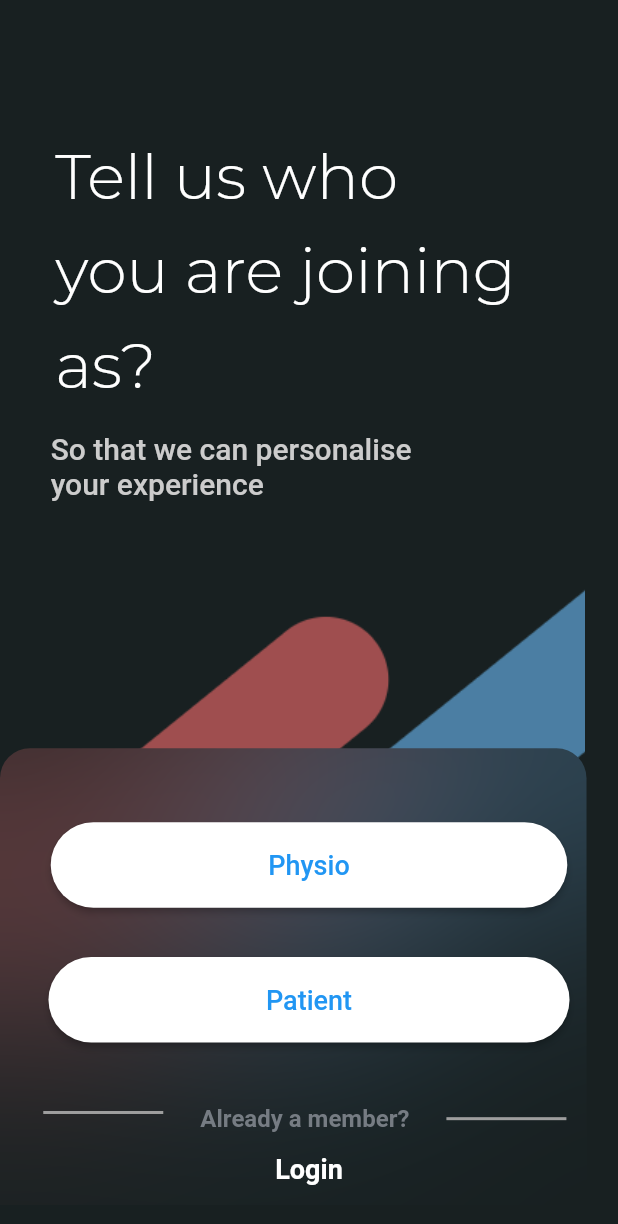
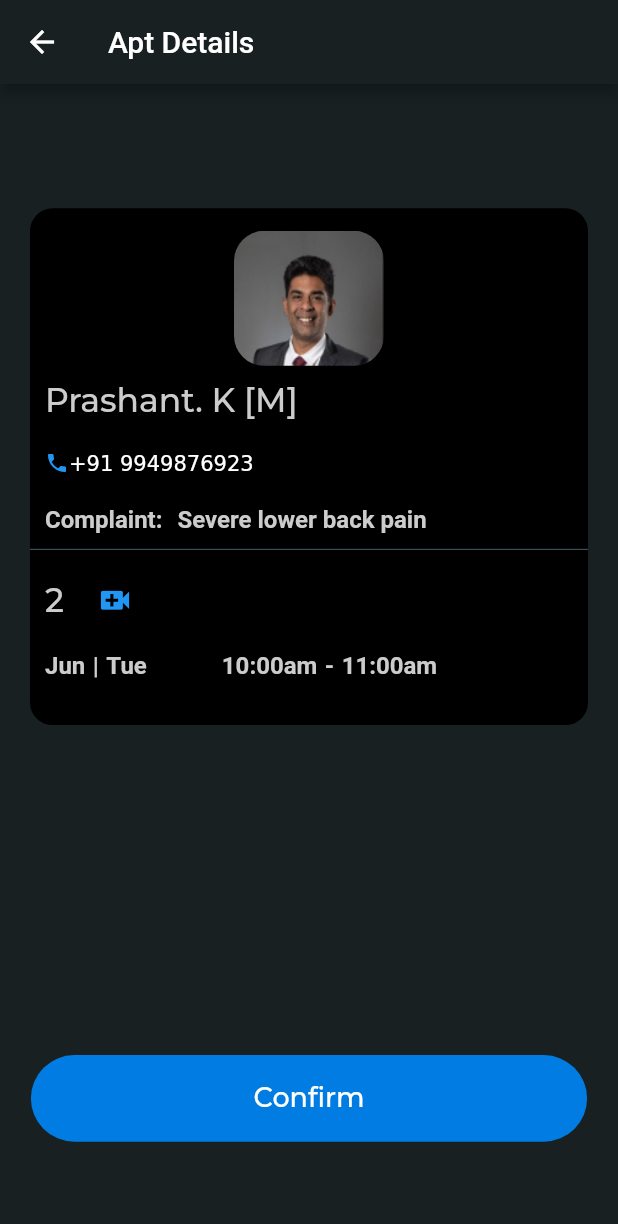
Before and after one commit to satyamvaidhyamegha/ProphysioApp, a Flutter app: the screen it shows after launch, on a phone screen of 412 x 824 dp. Shown: the top 1224 px of the screen. Run offline on Flutter 3.47's test engine with Material 2 defaults, Android fonts, the phone set to English and light mode, and no system bars; drawn by our look-alikes of blurrycontainer; our stand-ins replace flutter_easyloading, flutter_otp_text_field, flutter_spinkit, image_picker, percent_indicator, shared_preferences; Roboto replaces fonts that are missing (Mulish); project files that could hold a hidden picture were left out.

Commit message:
Report screen 8 completed

```diff
--- a/physio/lib/constants/string.dart
+++ b/physio/lib/constants/string.dart
@@ -222,6 +222,7 @@ class ImagePath {
   static const ASSES_SUGGESTED_IMAGE3 = "assets/Group 74761.png";
   static const ROUTINE_UP_NEXT_IMAGE = "assets/Mask Group 135@2x.png";
   static const AUTH_SCREEN = "assets/Group 74772.png";
+  static const DOCTOR_IMAGE = "assets/DoctorImage.png";
 
   static const PATRN = "assets/Group 74744.png";
 
--- a/physio/lib/main.dart
+++ b/physio/lib/main.dart
@@ -3,7 +3,7 @@ import 'package:flutter/material.dart';
 import 'package:flutter/services.dart';
 import 'package:physio/constants/colors.dart';
 import 'package:flutter_easyloading/flutter_easyloading.dart';
-import 'package:physio/screens/Reports/placeholder_screen.dart';
+import 'package:physio/screens/Reports/report_screen8.dart';
 import 'package:physio/screens/onboarding/auth_screen3.dart';
 import 'package:physio/screens/onboarding/otp_verification.dart';
 import 'package:physio/screens/onboarding/signup_screen1.dart';
@@ -36,7 +36,7 @@ class MyApp extends StatelessWidget {
               const TextSelectionThemeData(cursorColor: Colors.white)),
       title: 'Pro Physio',
       debugShowCheckedModeBanner: false,
-      initialRoute: '/splash',
+      initialRoute: '/reportScreen8',
       builder: EasyLoading.init(),
       routes: {
         '/splash': (BuildContext context) => const SplashPage(),
@@ -48,6 +48,7 @@ class MyApp extends StatelessWidget {
         '/authPage3': (BuildContext context) => const AuthPage3(),
         '/signupScreen1': (BuildContext context) => const SignupScreen1(),
         '/signupScreen2': (BuildContext context) => const SignupScreen2(),
+        '/reportScreen8': (BuildContext context) => const ReportScreen8(),
       },
     );
   }
--- /dev/null
+++ b/physio/lib/screens/Reports/report_screen8.dart
@@ -0,0 +1,215 @@
+
+import 'package:flutter/cupertino.dart';
+import 'package:flutter/material.dart';
+import 'package:physio/BaseWidget/text.dart';
+import 'package:physio/constants/text_constants.dart';
+import 'package:physio/screens/onboarding/auth_screen3.dart';
+import '../../constants/colors.dart';
+import '../onboarding/signup_screen2.dart';
+
+class ReportScreen8 extends StatefulWidget {
+  const ReportScreen8({Key? key}) : super(key: key);
+
+  @override
+  State<StatefulWidget> createState() {
+    return _ReportScreen8PageState();
+  }
+}
+
+class _ReportScreen8PageState extends State<ReportScreen8> {
+  var windowWidth;
+  var windowHeight;
+
+  @override
+  Widget build(BuildContext context) {
+    windowWidth = MediaQuery.of(context).size.width;
+    windowHeight = MediaQuery.of(context).size.height;
+    return Scaffold(
+      resizeToAvoidBottomInset: false,
+      body: initScreen(context),
+    );
+  }
+
+  initScreen(BuildContext context) {
+    return Scaffold(
+        backgroundColor: Colors.transparent,
+        appBar: AppBar(
+          backgroundColor: AppColors.signupBackground,
+          title: const Text("Apt Details"),
+          leading: IconButton(
+            icon: Icon(Icons.arrow_back),
+            onPressed: () => Navigator.pushReplacement(
+              context,
+              MaterialPageRoute(builder: (context) => const AuthPage3()),
+            ),
+          ),
+        ),
+        body: Container(
+            height: double.maxFinite,
+            width: double.maxFinite,
+            color: AppColors.signupBackground,
+            child: Center(
+                child: SingleChildScrollView(
+                    child: Column(
+              children: [
+                Container(
+                  width: double.maxFinite,
+                  margin: EdgeInsets.only(top: 30, right: 20, left: 20),
+                  decoration: BoxDecoration(
+                      color: Colors.black,
+                      borderRadius: BorderRadius.circular(15)),
+                  child: Column(
+                    children: [
+                      Container(
+                          margin: EdgeInsets.only(top: 15),
+                          height: 90,
+                          width: 100,
+                          decoration: BoxDecoration(
+                              borderRadius: BorderRadius.circular(20),
+                              image: const DecorationImage(
+                                image: AssetImage("assets/DoctorImage.png"),
+                                fit: BoxFit.fill,
+                              ))),
+
+                      Container(
+                        width: double.maxFinite,
+                        padding: EdgeInsets.all(10),
+                        child: getText(
+                            text: "Prashant. K [M]",
+                            textStyle: headingTextStyle),
+                      ),
+                      // Container(
+                      //   margin: EdgeInsets.only(left: 10),
+                      //   child: getText(
+                      //       text: "[M]",
+                      //       textStyle: headingTextStyle
+                      //   ),
+                      // ),
+                      Container(
+                        width: double.maxFinite,
+                        padding: EdgeInsets.all(10),
+                        child: RichText(
+                          text: const TextSpan(
+                            children: [
+                              WidgetSpan(
+                                child: Icon(Icons.phone,
+                                    size: 16, color: Colors.blue),
+                              ),
+                              TextSpan(
+                                text: "+91 9949876923",
+                              ),
+                            ],
+                          ),
+                        ),
+                      ),
+
+                      Container(
+                        width: double.maxFinite,
+                        padding: EdgeInsets.all(10),
+                        child: Row(
+                          children: [
+                            Container(
+                              child: getText(
+                                  text: "Complaint:", textStyle: headertext),
+                            ),
+                            Container(
+                              padding: EdgeInsets.only(left: 10),
+                              child: getText(
+                                  text: "Severe lower back pain ",
+                                  textStyle: headertext),
+                            )
+                          ],
+                        ),
+                      ),
+
+                      Container(
+                        margin: EdgeInsets.only(bottom: 10),
+                        height: 0.5,
+                        color: Colors.blueGrey,
+                      ),
+
+                      Container(
+                        width: double.maxFinite,
+                        child: Row(
+                          children: [
+                            Container(
+                              padding: EdgeInsets.all(10),
+                              child: getText(
+                                  text: "2", textStyle: headingTextStyle),
+                            ),
+                            IconButton(
+                                onPressed: () {},
+                                icon: const Icon(Icons.video_call,
+                                    size: 25, color: Colors.blue)),
+                          ],
+                        ),
+                      ),
+
+                      Container(
+                        margin: EdgeInsets.only(bottom: 20),
+                        child: Row(
+                          children: [
+                            Container(
+                              padding: const EdgeInsets.only(
+                                  left: 10, right: 5, top: 10, bottom: 10),
+                              child:
+                                  getText(text: "Jun", textStyle: headertext),
+                            ),
+                            Container(
+                              child: getText(text: "|", textStyle: headertext),
+                            ),
+                            Container(
+                              padding: const EdgeInsets.only(
+                                  left: 5, right: 10, top: 10, bottom: 10),
+                              child:
+                                  getText(text: "Tue", textStyle: headertext),
+                            ),
+                            Container(
+                              margin: const EdgeInsets.only(left: 40),
+                              padding: const EdgeInsets.only(
+                                  right: 5, top: 10, bottom: 10),
+                              child: getText(
+                                  text: "10:00am", textStyle: headertext),
+                            ),
+                            Container(
+                              child: getText(text: "-", textStyle: headertext),
+                            ),
+                            Container(
+                              padding: const EdgeInsets.only(
+                                  left: 5, right: 10, top: 10, bottom: 10),
+                              child: getText(
+                                  text: "11:00am", textStyle: headertext),
+                            ),
+                          ],
+                        ),
+                      ),
+                    ],
+                  ),
+                ),
+                Container(
+                  margin: const EdgeInsets.only(top: 220, bottom: 10),
+                  alignment: Alignment.bottomCenter,
+                  width: MediaQuery.of(context).size.width * 0.9,
+                  height: MediaQuery.of(context).size.height * 0.07,
+                  decoration: BoxDecoration(
+                      borderRadius: BorderRadius.circular(30),
+                      color: AppColors.buttonColor),
+                  child: GestureDetector(
+                    onTap: () {
+                      Navigator.pushReplacement(
+                          context,
+                          MaterialPageRoute(
+                              builder: (context) => SignupScreen2()));
+                    },
+                    child: Center(
+                      child: getText(
+                          textAlign: TextAlign.center,
+                          text: "Confirm",
+                          textStyle: buttonTextStyle),
+                    ),
+                  ),
+                )
+              ],
+            )))));
+  }
+}
--- a/physio/lib/screens/onboarding/certification_screen.dart
+++ b/physio/lib/screens/onboarding/certification_screen.dart
@@ -1,18 +1,14 @@
+
 import 'package:blurrycontainer/blurrycontainer.dart';
-import 'package:flutter/cupertino.dart';
 import 'package:flutter/material.dart';
 import 'package:percent_indicator/linear_percent_indicator.dart';
 import 'package:physio/constants/style.dart';
 import 'package:physio/screens/onboarding/helpus_helpyou.dart';
-import 'package:physio/screens/onboarding/professional_profile.dart';
-import 'package:flutter/foundation.dart';
 import 'package:physio/screens/onboarding/signup_screen3.dart';
 import '../../BaseWidget/text.dart';
 import '../../constants/colors.dart';
 import '../../constants/string.dart';
-import 'package:intl/intl.dart';
 import '../../constants/text_constants.dart';
-import 'auth_screen3.dart';
 
 class CertificationScreen extends StatefulWidget {
   const CertificationScreen({Key? key}) : super(key: key);
@@ -148,9 +144,9 @@ class _CertificationScreenPageState extends State<CertificationScreen> {
                                         margin: const EdgeInsets.only(
                                             top: 10, right: 20, bottom: 5),
                                         alignment: Alignment.topLeft,
-                                        child: Text(
+                                        child: const Text(
                                           "Issue Date",
-                                          style: const TextStyle(
+                                          style: TextStyle(
                                             color: Color(0xFFCCCCCC),
                                             fontFamily: "Mulish",
                                             fontWeight: FontWeight.w900,
--- a/physio/lib/screens/onboarding/profile_selection.dart
+++ b/physio/lib/screens/onboarding/profile_selection.dart
@@ -1,3 +1,4 @@
+
 import 'package:flutter/material.dart';
 import 'package:physio/BaseWidget/text.dart';
 import 'package:physio/constants/colors.dart';
@@ -5,7 +6,6 @@ import 'package:physio/constants/style.dart';
 import 'package:blurrycontainer/blurrycontainer.dart';
 import 'package:physio/screens/onboarding/camera.dart';
 import 'about_screen.dart';
-import 'package:physio/screens/onboarding/policy_terms/privacy_policy.dart';
 
 class ProfileSelectionPage extends StatefulWidget {
   const ProfileSelectionPage({Key? key}) : super(key: key);
```
Also changed, not shown: physio/assets/DoctorImage.png (added).
